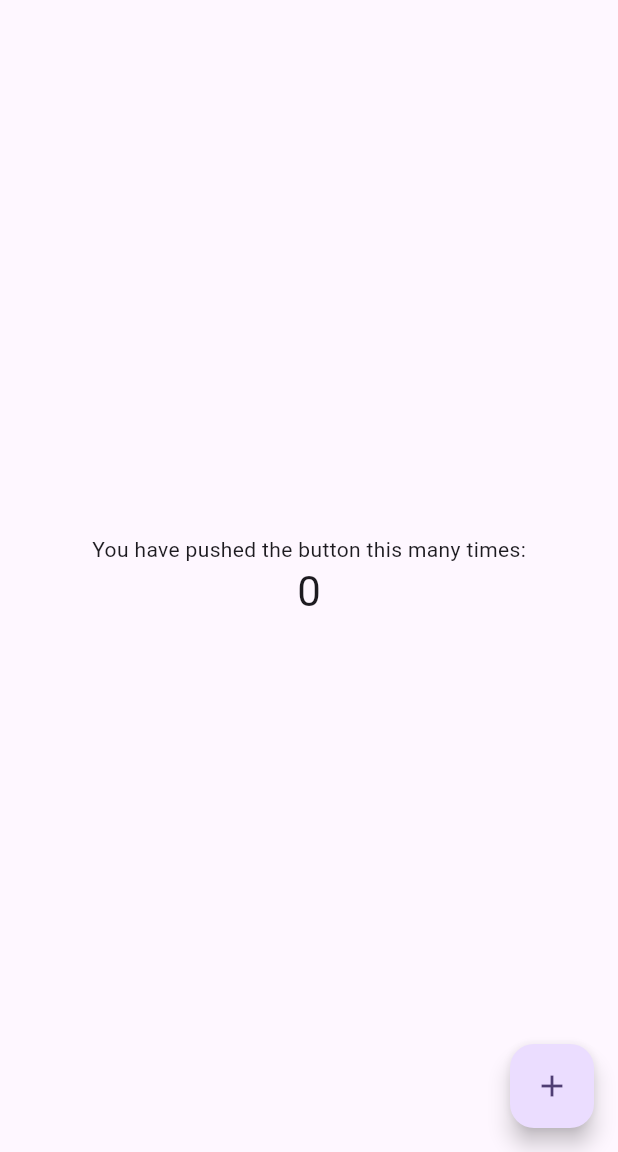
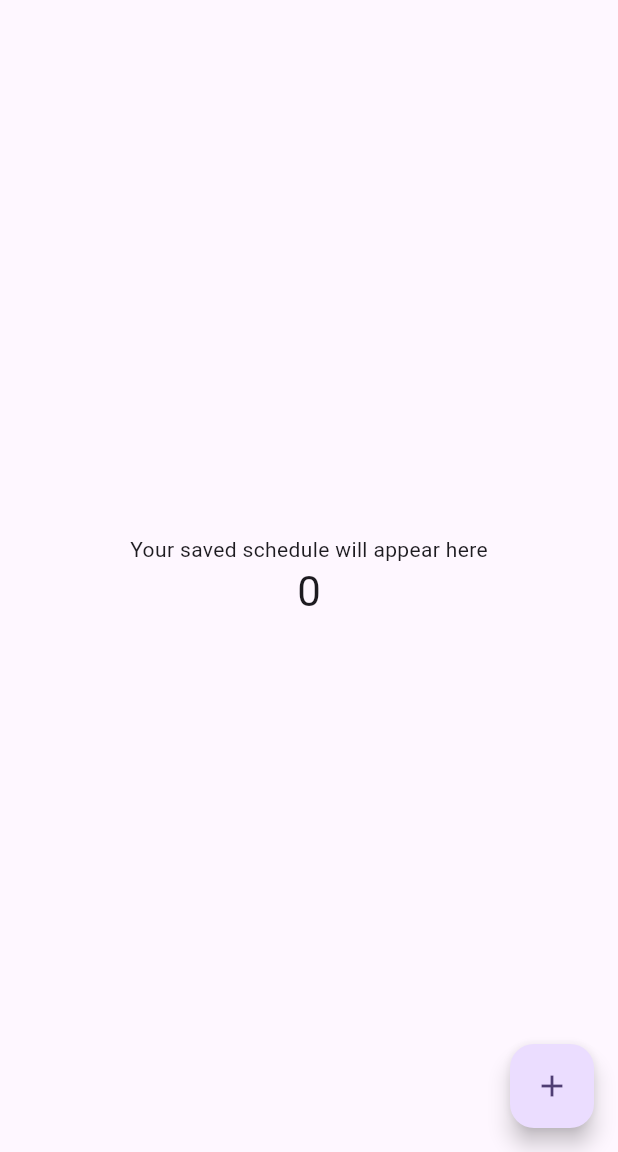
Before and after one commit to zhafranzainal/timetable_app, a Flutter app: the screen it shows after launch, on a phone screen of 412 x 824 dp, the part 84-1236 px from its top. Run offline on Flutter 3.47's test engine with Material 3 defaults, Android fonts, the phone set to English and light mode, and no system bars.

Commit message:
Update main.dart

```diff
--- a/lib/main.dart
+++ b/lib/main.dart
@@ -51,7 +51,7 @@ class _MyHomePageState extends State<MyHomePage> {
           mainAxisAlignment: MainAxisAlignment.center,
           children: <Widget>[
             const Text(
-              'You have pushed the button this many times:',
+              'Your saved schedule will appear here',
             ),
             Text(
               '$_counter',
```
